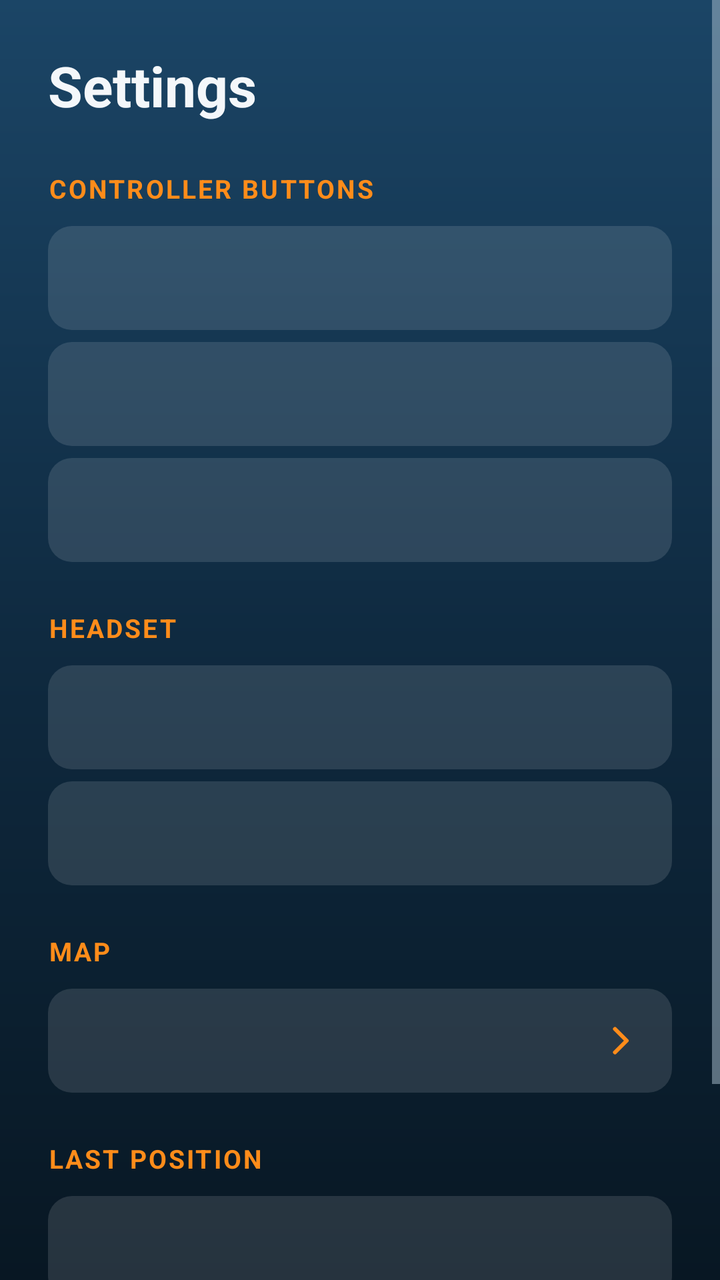
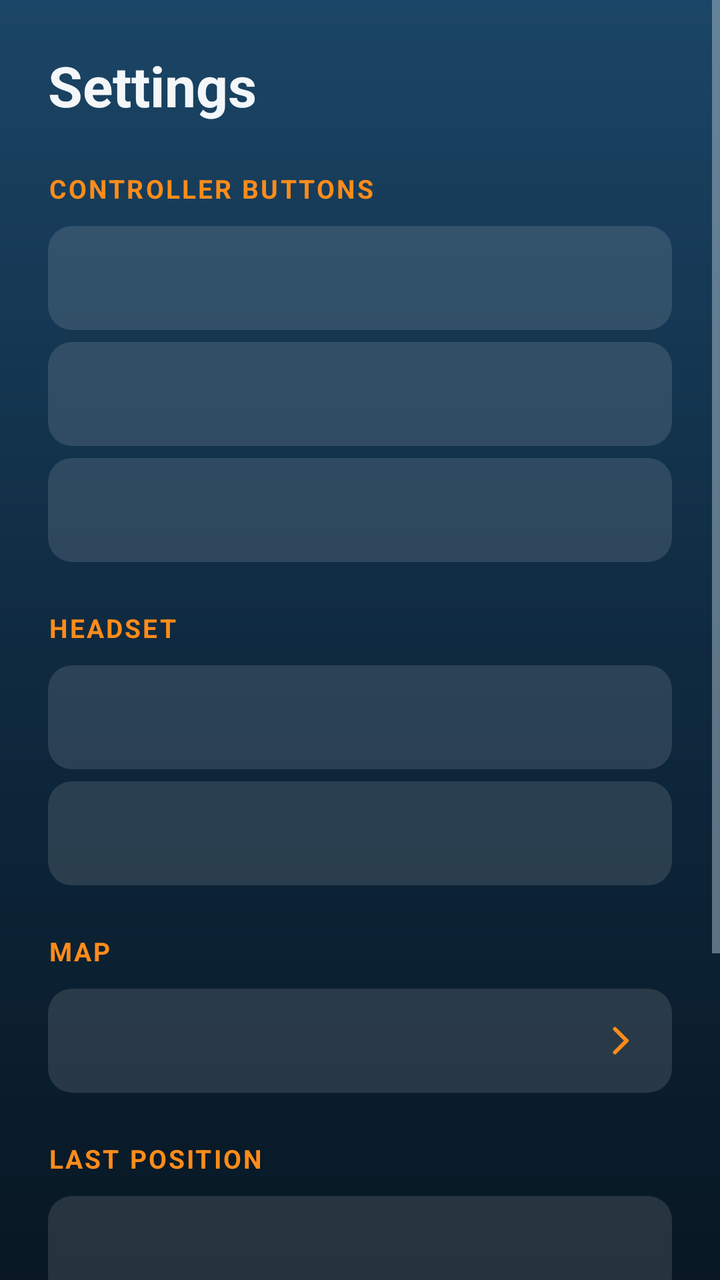

Compare the two renders of this Android layout. The source of the first and the diff that turns it into the second are given below.
<!-- AndroidManifest.xml: application theme AppTheme -->
<!-- res/layout/activity_settings.xml -->
<?xml version="1.0" encoding="utf-8"?>
<ScrollView xmlns:android="http://schemas.android.com/apk/res/android"
    android:layout_width="match_parent"
    android:layout_height="match_parent"
    android:fitsSystemWindows="true">

    <LinearLayout
        android:layout_width="match_parent"
        android:layout_height="wrap_content"
        android:orientation="vertical"
        android:padding="24dp">

        <TextView
            style="@style/Title"
            android:text="@string/settings" />

        <TextView
            style="@style/Section"
            android:text="@string/section_controller" />
        <Button android:id="@+id/setting_map_button" style="@style/SettingRow" />
        <Button android:id="@+id/setting_map_hold" style="@style/SettingRow" />
        <Button android:id="@+id/setting_recenter_button" style="@style/SettingRow" />

        <TextView
            style="@style/Section"
            android:text="@string/section_headset" />
        <Button android:id="@+id/setting_hud_size" style="@style/SettingRow" />
        <Button android:id="@+id/setting_head_tracking" style="@style/SettingRow" />

        <TextView
            style="@style/Section"
            android:text="@string/section_map" />
        
        <Button
            android:id="@+id/setting_map"
            style="@style/SettingRow"
            android:drawableEnd="@drawable/ic_chevron"
            android:drawablePadding="8dp" />

        <TextView
            style="@style/Section"
            android:text="@string/section_last_position" />
        <Button android:id="@+id/setting_last_fix" style="@style/SettingRow" />

        <TextView
            android:id="@+id/setting_last_fix_value"
            style="@style/SettingNote"
            android:textColor="@color/camera"
            android:fontFamily="monospace" />

        <Button
            android:id="@+id/setting_forget_fix"
            style="@style/SettingRow"
            android:text="@string/forget_last_fix" />
    </LinearLayout>
</ScrollView>
<!-- resources referenced by this layout -->
<resources>
  <color name="camera">#FF36D1FF</color>
  <!-- drawable ic_chevron (drawable) -->
  <?xml version="1.0" encoding="utf-8"?>
  <vector xmlns:android="http://schemas.android.com/apk/res/android"
      android:width="20dp" android:height="20dp"
      android:viewportWidth="24" android:viewportHeight="24">
      <path android:strokeColor="#FF8C1A" android:strokeWidth="2.4"
          android:strokeLineCap="round" android:strokeLineJoin="round"
          android:pathData="M9,5L16,12L9,19" />
  </vector>
  <string name="forget_last_fix">Forget the last GPS position</string>
  <string name="section_controller">Controller buttons</string>
  <string name="section_headset">Headset</string>
  <string name="section_last_position">Last position</string>
  <string name="section_map">Map</string>
  <string name="settings">Settings</string>
  <style name="Section">
          <item name="android:layout_width">wrap_content</item>
          <item name="android:layout_height">wrap_content</item>
          <item name="android:layout_marginTop">24dp</item>
          <item name="android:layout_marginBottom">4dp</item>
          <item name="android:textSize">13sp</item>
          <item name="android:textStyle">bold</item>
          <item name="android:letterSpacing">0.08</item>
          <item name="android:textAllCaps">true</item>
          <item name="android:textColor">@color/accent</item>
      </style>
  <style name="SettingNote">
          <item name="android:layout_width">match_parent</item>
          <item name="android:layout_height">wrap_content</item>
          <item name="android:layout_marginTop">6dp</item>
          <item name="android:paddingStart">16dp</item>
          <item name="android:paddingEnd">16dp</item>
          <item name="android:textSize">13sp</item>
          <item name="android:textColor">@color/text_secondary</item>
      </style>
  <style name="Title">
          <item name="android:layout_width">wrap_content</item>
          <item name="android:layout_height">wrap_content</item>
          <item name="android:textSize">28sp</item>
          <item name="android:textStyle">bold</item>
          <item name="android:textColor">@color/text_primary</item>
      </style>
  <color name="accent">#FFFF8C1A</color>
  <color name="text_secondary">#FFA9BDCD</color>
  <color name="text_primary">#FFF4F7FA</color>
  <!-- drawable bg_screen (drawable) -->
  <?xml version="1.0" encoding="utf-8"?>
  <shape xmlns:android="http://schemas.android.com/apk/res/android">
      <gradient
          android:angle="270"
          android:centerColor="@color/sky_mid"
          android:endColor="@color/sky_bottom"
          android:startColor="@color/sky_top" />
  </shape>
  <color name="sky_top">#FF1B4566</color>
  <color name="sky_bottom">#FF081723</color>
  <style name="Button.Secondary" parent="@android:style/Widget.DeviceDefault.Button.Borderless">
          <item name="android:minHeight">48dp</item>
          <item name="android:paddingStart">20dp</item>
          <item name="android:paddingEnd">20dp</item>
          <item name="android:background">@drawable/btn_secondary</item>
          <item name="android:textColor">@color/text_primary</item>
          <item name="android:textSize">15sp</item>
          <item name="android:textAllCaps">false</item>
          <item name="android:stateListAnimator">@null</item>
      </style>
  <color name="sky_mid">#FF0F2A40</color>
  <!-- unchanged entries left out for length: 4 -->
</resources>

<!-- the commit's change to res/layout/activity_settings.xml (unified diff, before → after) -->
@@ -52,5 +52,10 @@
             android:id="@+id/setting_forget_fix"
             style="@style/SettingRow"
             android:text="@string/forget_last_fix" />
+
+        <TextView
+            style="@style/Section"
+            android:text="@string/section_wifi" />
+        <Button android:id="@+id/setting_forget_wifi" style="@style/SettingRow" />
     </LinearLayout>
 </ScrollView>
<!-- resource entries referenced after the edit -->
@@ -15,6 +15,7 @@
   <string name="section_headset">Headset</string>
   <string name="section_last_position">Last position</string>
   <string name="section_map">Map</string>
+  <string name="section_wifi">Wi-Fi</string>
   <string name="settings">Settings</string>
   <style name="Section">
           <item name="android:layout_width">wrap_content</item>
